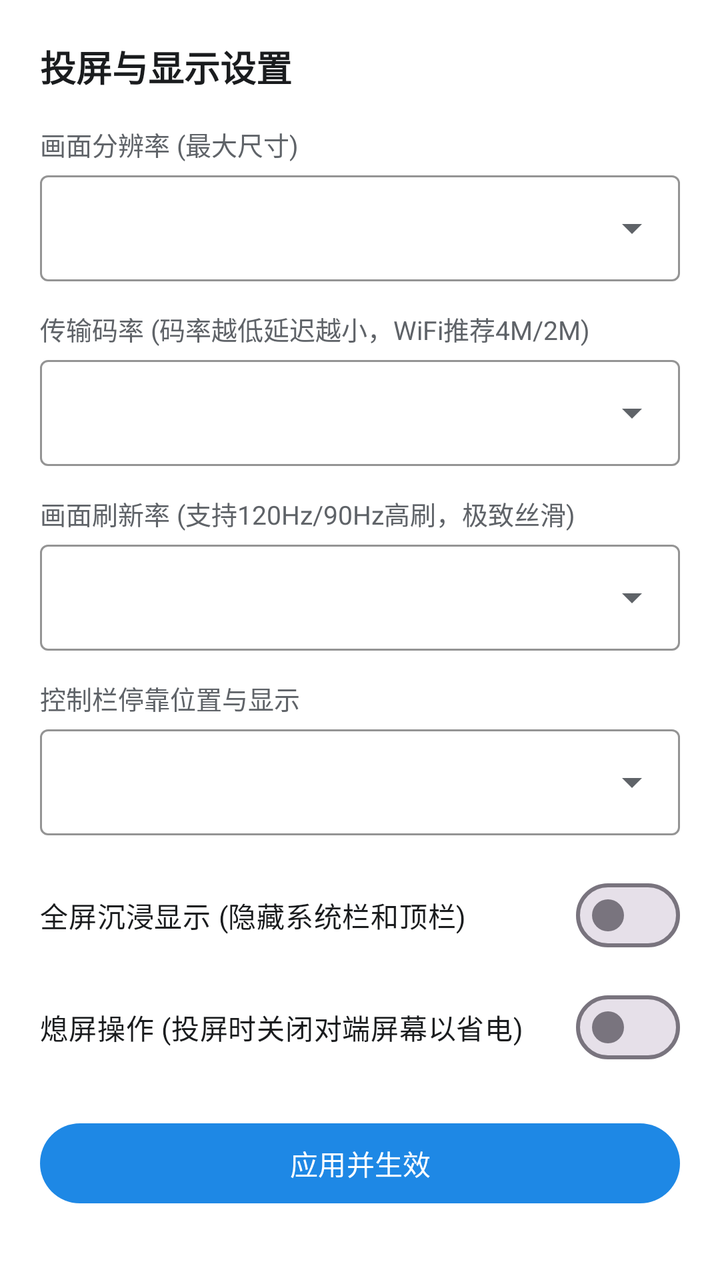
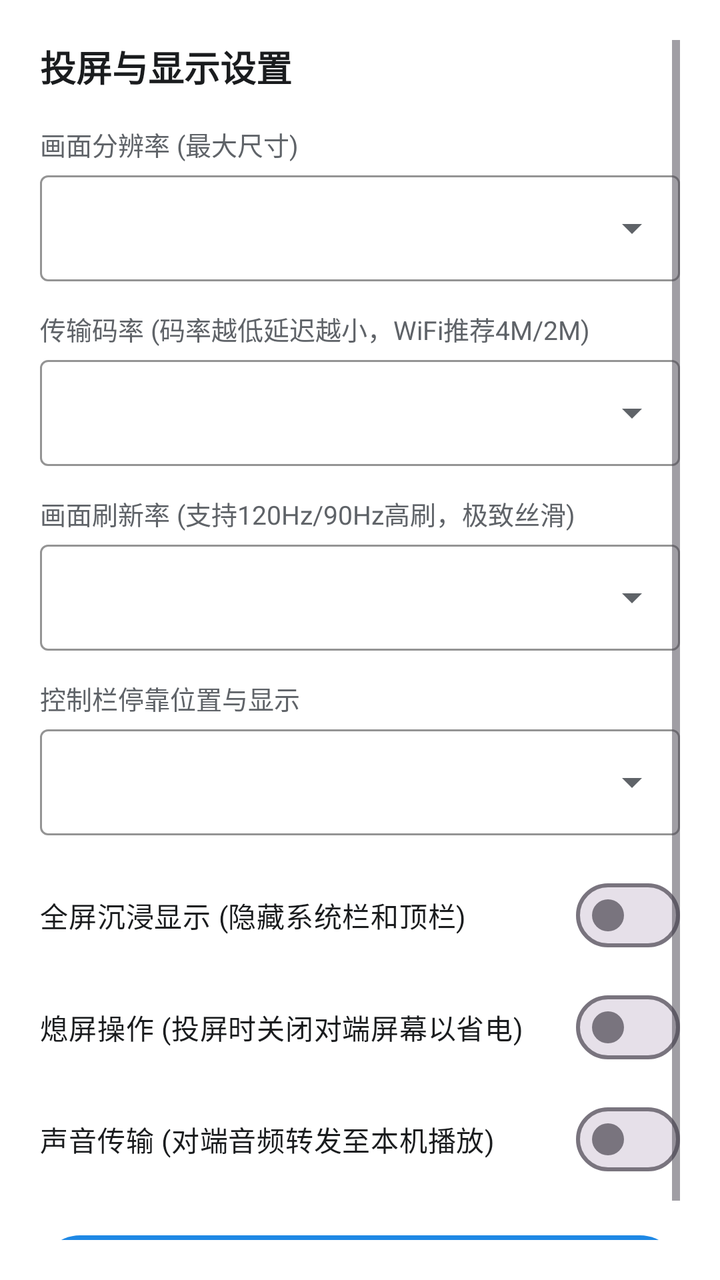

Before-and-after screenshots of an Android layout around one commit, followed by the original layout XML and the change that was made.
<!-- AndroidManifest.xml: application theme Theme.ADBToolbox -->
<!-- res/layout/dialog_scrcpy_settings.xml -->
<?xml version="1.0" encoding="utf-8"?>
<ScrollView xmlns:android="http://schemas.android.com/apk/res/android"
    xmlns:app="http://schemas.android.com/apk/res-auto"
    android:layout_width="match_parent"
    android:layout_height="wrap_content"
    android:background="@color/surface"
    android:padding="20dp">

    <LinearLayout
        android:layout_width="match_parent"
        android:layout_height="wrap_content"
        android:orientation="vertical">

        <TextView
            android:layout_width="wrap_content"
            android:layout_height="wrap_content"
            android:text="投屏与显示设置"
            android:textColor="@color/text_primary"
            android:textSize="18sp"
            android:textStyle="bold" />

        
        <TextView
            android:layout_width="wrap_content"
            android:layout_height="wrap_content"
            android:layout_marginTop="16dp"
            android:text="画面分辨率 (最大尺寸)"
            android:textColor="@color/text_secondary"
            android:textSize="13sp" />

        <com.google.android.material.textfield.TextInputLayout
            android:id="@+id/layoutResolution"
            style="@style/Widget.Material3.TextInputLayout.OutlinedBox.ExposedDropdownMenu"
            android:layout_width="match_parent"
            android:layout_height="wrap_content"
            android:layout_marginTop="6dp"
            app:boxStrokeColor="@color/primary"
            app:endIconTint="@color/text_secondary"
            app:hintEnabled="false">

            <com.google.android.material.textfield.MaterialAutoCompleteTextView
                android:id="@+id/actvResolution"
                android:layout_width="match_parent"
                android:layout_height="wrap_content"
                android:ellipsize="end"
                android:gravity="center_vertical"
                android:inputType="none"
                android:singleLine="true"
                android:textColor="@color/text_primary"
                android:textSize="14sp" />
        </com.google.android.material.textfield.TextInputLayout>

        
        <TextView
            android:layout_width="wrap_content"
            android:layout_height="wrap_content"
            android:layout_marginTop="14dp"
            android:text="传输码率 (码率越低延迟越小，WiFi推荐4M/2M)"
            android:textColor="@color/text_secondary"
            android:textSize="13sp" />

        <com.google.android.material.textfield.TextInputLayout
            android:id="@+id/layoutBitrate"
            style="@style/Widget.Material3.TextInputLayout.OutlinedBox.ExposedDropdownMenu"
            android:layout_width="match_parent"
            android:layout_height="wrap_content"
            android:layout_marginTop="6dp"
            app:boxStrokeColor="@color/primary"
            app:endIconTint="@color/text_secondary"
            app:hintEnabled="false">

            <com.google.android.material.textfield.MaterialAutoCompleteTextView
                android:id="@+id/actvBitrate"
                android:layout_width="match_parent"
                android:layout_height="wrap_content"
                android:ellipsize="end"
                android:gravity="center_vertical"
                android:inputType="none"
                android:singleLine="true"
                android:textColor="@color/text_primary"
                android:textSize="14sp" />
        </com.google.android.material.textfield.TextInputLayout>

        
        <TextView
            android:layout_width="wrap_content"
            android:layout_height="wrap_content"
            android:layout_marginTop="14dp"
            android:text="画面刷新率 (支持120Hz/90Hz高刷，极致丝滑)"
            android:textColor="@color/text_secondary"
            android:textSize="13sp" />

        <com.google.android.material.textfield.TextInputLayout
            android:id="@+id/layoutFps"
            style="@style/Widget.Material3.TextInputLayout.OutlinedBox.ExposedDropdownMenu"
            android:layout_width="match_parent"
            android:layout_height="wrap_content"
            android:layout_marginTop="6dp"
            app:boxStrokeColor="@color/primary"
            app:endIconTint="@color/text_secondary"
            app:hintEnabled="false">

            <com.google.android.material.textfield.MaterialAutoCompleteTextView
                android:id="@+id/actvFps"
                android:layout_width="match_parent"
                android:layout_height="wrap_content"
                android:ellipsize="end"
                android:gravity="center_vertical"
                android:inputType="none"
                android:singleLine="true"
                android:textColor="@color/text_primary"
                android:textSize="14sp" />
        </com.google.android.material.textfield.TextInputLayout>

        
        <TextView
            android:layout_width="wrap_content"
            android:layout_height="wrap_content"
            android:layout_marginTop="14dp"
            android:text="控制栏停靠位置与显示"
            android:textColor="@color/text_secondary"
            android:textSize="13sp" />

        <com.google.android.material.textfield.TextInputLayout
            android:id="@+id/layoutNavPosition"
            style="@style/Widget.Material3.TextInputLayout.OutlinedBox.ExposedDropdownMenu"
            android:layout_width="match_parent"
            android:layout_height="wrap_content"
            android:layout_marginTop="6dp"
            app:boxStrokeColor="@color/primary"
            app:endIconTint="@color/text_secondary"
            app:hintEnabled="false">

            <com.google.android.material.textfield.MaterialAutoCompleteTextView
                android:id="@+id/actvNavPosition"
                android:layout_width="match_parent"
                android:layout_height="wrap_content"
                android:ellipsize="end"
                android:gravity="center_vertical"
                android:inputType="none"
                android:singleLine="true"
                android:textColor="@color/text_primary"
                android:textSize="14sp" />
        </com.google.android.material.textfield.TextInputLayout>

        
        <com.google.android.material.materialswitch.MaterialSwitch
            android:id="@+id/switchFullscreen"
            android:layout_width="match_parent"
            android:layout_height="wrap_content"
            android:layout_marginTop="16dp"
            android:text="全屏沉浸显示 (隐藏系统栏和顶栏)"
            android:textColor="@color/text_primary" />

        <com.google.android.material.materialswitch.MaterialSwitch
            android:id="@+id/switchScreenOff"
            android:layout_width="match_parent"
            android:layout_height="wrap_content"
            android:layout_marginTop="8dp"
            android:text="熄屏操作 (投屏时关闭对端屏幕以省电)"
            android:textColor="@color/text_primary" />

        <com.google.android.material.button.MaterialButton
            android:id="@+id/btnApplySettings"
            android:layout_width="match_parent"
            android:layout_height="wrap_content"
            android:layout_marginTop="20dp"
            android:text="应用并生效"
            android:textColor="@color/on_primary"
            app:backgroundTint="@color/primary" />

    </LinearLayout>

</ScrollView>
<!-- resources referenced by this layout -->
<resources>
  <color name="on_primary">#FFFFFF</color>
  <color name="primary">#1E88E5</color>
  <color name="surface">#FFFFFF</color>
  <color name="text_primary">#1A1C1E</color>
  <color name="text_secondary">#5F6368</color>
  <style name="Theme.ADBToolbox" parent="Theme.Material3.DayNight.NoActionBar">
          <item name="colorPrimary">@color/primary</item>
          <item name="colorOnPrimary">#FFFFFF</item>
          <item name="colorPrimaryContainer">@color/primary_container</item>
          <item name="colorOnPrimaryContainer">@color/on_primary_container</item>
          <item name="colorSecondary">@color/accent</item>
          <item name="colorSurface">@color/surface</item>
          <item name="colorOnSurface">@color/text_primary</item>
          <item name="android:statusBarColor">@color/surface</item>
          <item name="android:windowLightStatusBar">true</item>
          <item name="android:colorBackground">@color/background</item>
      </style>
  <color name="primary_container">#E3F2FD</color>
  <color name="on_primary_container">#0D47A1</color>
  <color name="accent">#00ACC1</color>
  <color name="background">#F8F9FA</color>
</resources>

<!-- the commit's change to res/layout/dialog_scrcpy_settings.xml (unified diff, before → after) -->
@@ -160,6 +160,14 @@
             android:text="熄屏操作 (投屏时关闭对端屏幕以省电)"
             android:textColor="@color/text_primary" />
 
+        <com.google.android.material.materialswitch.MaterialSwitch
+            android:id="@+id/switchAudioForward"
+            android:layout_width="match_parent"
+            android:layout_height="wrap_content"
+            android:layout_marginTop="8dp"
+            android:text="声音传输 (对端音频转发至本机播放)"
+            android:textColor="@color/text_primary" />
+
         <com.google.android.material.button.MaterialButton
             android:id="@+id/btnApplySettings"
             android:layout_width="match_parent"
